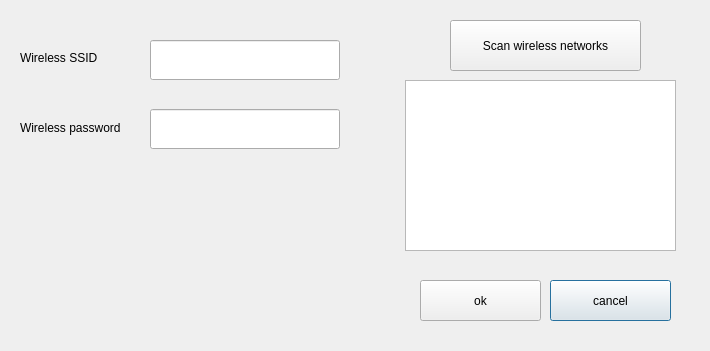
Above: blue-app/ui/WifiSettings.ui from matus-u/sz-bluetooth before the change. Below: the same form after it.
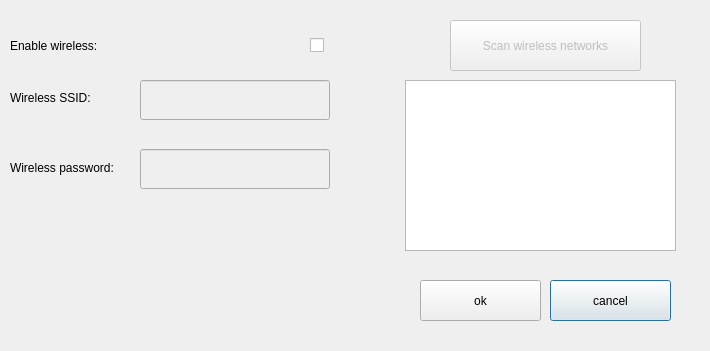
That is the form after the change.

Commit message: add wifi state, add mocks for bluetooth

```diff
--- a/blue-app/ui/WifiSettings.ui
+++ b/blue-app/ui/WifiSettings.ui
@@ -40,6 +40,9 @@
    </property>
   </widget>
   <widget class="QPushButton" name="scanWifiButton">
+   <property name="enabled">
+    <bool>false</bool>
+   </property>
    <property name="geometry">
     <rect>
      <x>450</x>
@@ -61,34 +64,37 @@
   <widget class="QLabel" name="label_2">
    <property name="geometry">
     <rect>
-     <x>20</x>
-     <y>120</y>
+     <x>10</x>
+     <y>160</y>
      <width>112</width>
      <height>16</height>
     </rect>
    </property>
    <property name="text">
-    <string>Wireless password</string>
+    <string>Wireless password:</string>
    </property>
   </widget>
   <widget class="QLabel" name="label">
    <property name="geometry">
     <rect>
-     <x>20</x>
-     <y>50</y>
-     <width>83</width>
+     <x>10</x>
+     <y>90</y>
+     <width>101</width>
      <height>16</height>
     </rect>
    </property>
    <property name="text">
-    <string>Wireless SSID</string>
+    <string>Wireless SSID:</string>
    </property>
   </widget>
   <widget class="QLineEdit" name="wifiPassLineEdit">
+   <property name="enabled">
+    <bool>false</bool>
+   </property>
    <property name="geometry">
     <rect>
-     <x>150</x>
-     <y>109</y>
+     <x>140</x>
+     <y>149</y>
      <width>190</width>
      <height>40</height>
     </rect>
@@ -101,10 +107,13 @@
    </property>
   </widget>
   <widget class="QLineEdit" name="ssidLineEdit">
+   <property name="enabled">
+    <bool>false</bool>
+   </property>
    <property name="geometry">
     <rect>
-     <x>150</x>
-     <y>40</y>
+     <x>140</x>
+     <y>80</y>
      <width>190</width>
      <height>40</height>
     </rect>
@@ -148,6 +157,41 @@
    </attribute>
    <column/>
   </widget>
+  <widget class="QCheckBox" name="wifiEnabledCheckBox">
+   <property name="geometry">
+    <rect>
+     <x>310</x>
+     <y>30</y>
+     <width>31</width>
+     <height>31</height>
+    </rect>
+   </property>
+   <property name="layoutDirection">
+    <enum>Qt::LeftToRight</enum>
+   </property>
+   <property name="text">
+    <string/>
+   </property>
+   <property name="iconSize">
+    <size>
+     <width>32</width>
+     <height>32</height>
+    </size>
+   </property>
+  </widget>
+  <widget class="QLabel" name="label_3">
+   <property name="geometry">
+    <rect>
+     <x>10</x>
+     <y>35</y>
+     <width>141</width>
+     <height>21</height>
+    </rect>
+   </property>
+   <property name="text">
+    <string>Enable wireless:</string>
+   </property>
+  </widget>
  </widget>
  <resources/>
  <connections/>
```
The commit also changes 10 other files.
